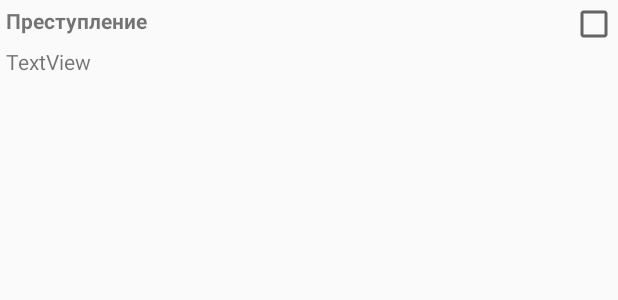
After one commit to MrFreeMan82/android, an Android app: the layout list_item_crime.xml on its own in the app's theme, with its tools: preview values and no code run, on a phone screen of 412 x 824 dp. The commit adds this screen. Shown: the top 300 px of the screen. Run offline under Robolectric (Android 15) with nearby library versions, the phone set to English and light mode, and no system bars.

Commit message:
View Page

```diff
--- a/CriminalIntent/app/build.gradle
+++ b/CriminalIntent/app/build.gradle
@@ -1,7 +1,7 @@
 apply plugin: 'com.android.application'
 
 android {
-    compileSdkVersion 24
+    compileSdkVersion 25
     buildToolsVersion "25.0.1"
     defaultConfig {
         applicationId "home.criminalintent"
@@ -24,6 +24,8 @@ dependencies {
     androidTestCompile('com.android.support.test.espresso:espresso-core:2.2.2', {
         exclude group: 'com.android.support', module: 'support-annotations'
     })
-    compile 'com.android.support:appcompat-v7:24.2.1'
     testCompile 'junit:junit:4.12'
+    compile 'com.android.support:recyclerview-v7:25.0.1'
+    compile 'com.android.support:support-v4:25.0.1'
+    compile 'com.android.support:appcompat-v7:25.0.1'
 }
--- a/CriminalIntent/app/src/main/AndroidManifest.xml
+++ b/CriminalIntent/app/src/main/AndroidManifest.xml
@@ -8,12 +8,13 @@
         android:label="@string/app_name"
         android:supportsRtl="true"
         android:theme="@style/AppTheme">
-        <activity android:name=".MainActivity">
+        <activity android:name=".CrimeListActivity">
             <intent-filter>
                 <action android:name="android.intent.action.MAIN" />
-
                 <category android:name="android.intent.category.LAUNCHER" />
             </intent-filter>
+        </activity>
+        <activity android:name=".CrimePageActivity">
         </activity>
     </application>
 
--- /dev/null
+++ b/CriminalIntent/app/src/main/res/layout/activity_crime_pager.xml
@@ -0,0 +1,6 @@
+<?xml version="1.0" encoding="utf-8"?>
+<android.support.v4.view.ViewPager xmlns:android="http://schemas.android.com/apk/res/android"
+    android:layout_width="match_parent" android:layout_height="match_parent"
+    android:id="@+id/activity_crime_pager_view_pager">
+
+</android.support.v4.view.ViewPager>
--- /dev/null
+++ b/CriminalIntent/app/src/main/res/layout/list_item_crime.xml
@@ -0,0 +1,35 @@
+<?xml version="1.0" encoding="utf-8"?>
+<RelativeLayout xmlns:android="http://schemas.android.com/apk/res/android"
+    android:layout_width="match_parent" android:layout_height="wrap_content">
+
+    <CheckBox
+        android:layout_width="wrap_content"
+        android:layout_height="wrap_content"
+        android:id="@+id/list_item_crime_solved_check_box"
+        android:layout_alignParentTop="true"
+        android:layout_alignParentRight="true"
+        android:layout_alignParentEnd="true" />
+
+    <TextView
+        android:text="@string/criminal_title_hint"
+        android:layout_width="match_parent"
+        android:layout_height="wrap_content"
+        android:layout_alignParentTop="true"
+        android:layout_alignParentLeft="true"
+        android:layout_alignParentStart="true"
+        android:layout_toLeftOf="@+id/list_item_crime_solved_check_box"
+        android:textStyle="bold"
+        android:padding="4dp"
+        android:id="@+id/list_item_crime_title_text_view" />
+
+    <TextView
+        android:text="TextView"
+        android:layout_width="match_parent"
+        android:layout_height="wrap_content"
+        android:layout_below="@+id/list_item_crime_title_text_view"
+        android:layout_toLeftOf="@+id/list_item_crime_solved_check_box"
+        android:layout_alignParentLeft="true"
+        android:layout_alignParentStart="true"
+        android:padding="4dp"
+        android:id="@+id/list_item_crime_date_text_view" />
+</RelativeLayout>
--- a/CriminalIntent/app/src/main/res/layout/main.xml
+++ b/CriminalIntent/app/src/main/res/layout/main.xml
@@ -4,6 +4,6 @@
     android:id="@+id/main"
     android:layout_width="match_parent"
     android:layout_height="match_parent"
-    tools:context="home.criminalintent.MainActivity">
+    tools:context="home.criminalintent.CrimeFragmentActivity">
 
 </FrameLayout>
```
Also changed, not shown: CriminalIntent/app/src/main/java/home/criminalintent/CrimeFragment.java (+31 -3 lines), CriminalIntent/app/src/main/java/home/criminalintent/CrimeLab.java (added, +49 -0 lines), CriminalIntent/app/src/main/java/home/criminalintent/CrimeListActivity.java (added, +16 -0 lines), CriminalIntent/app/src/main/java/home/criminalintent/CrimeListFragment.java (added, +124 -0 lines), CriminalIntent/app/src/main/java/home/criminalintent/CrimePageActivity.java (added, +62 -0 lines), CriminalIntent/app/src/main/java/home/criminalintent/MainActivity.java (deleted, +0 -25 lines), CriminalIntent/app/src/main/java/home/criminalintent/SingleFragmentActivity.java (added, +30 -0 lines), CriminalIntent/app/src/main/res/layout-land/crime_fragment.xml (renamed from CriminalIntent/app/src/main/res/layout/crime_fragment.xml, +14 -5 lines), CriminalIntent/app/src/main/res/layout/fragment_crime_list.xml (added, +13 -0 lines), CriminalIntent/app/src/main/res/values/strings.xml (+5 -5 lines).
